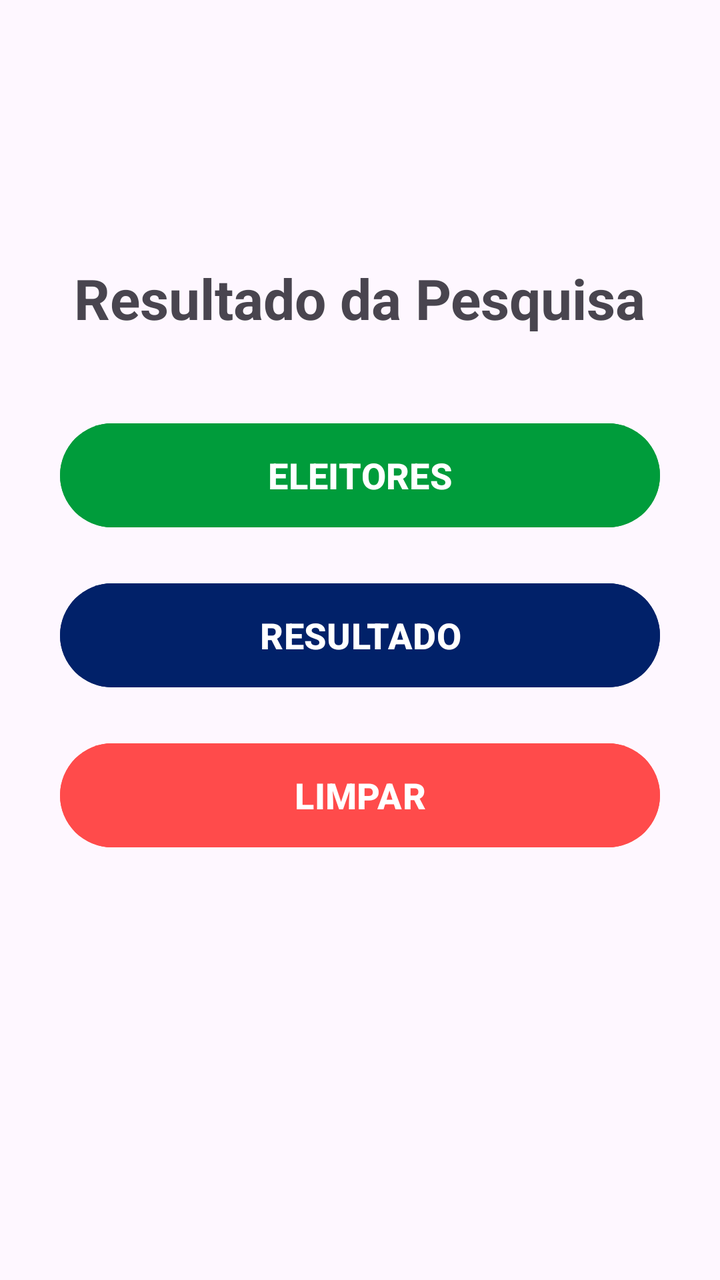
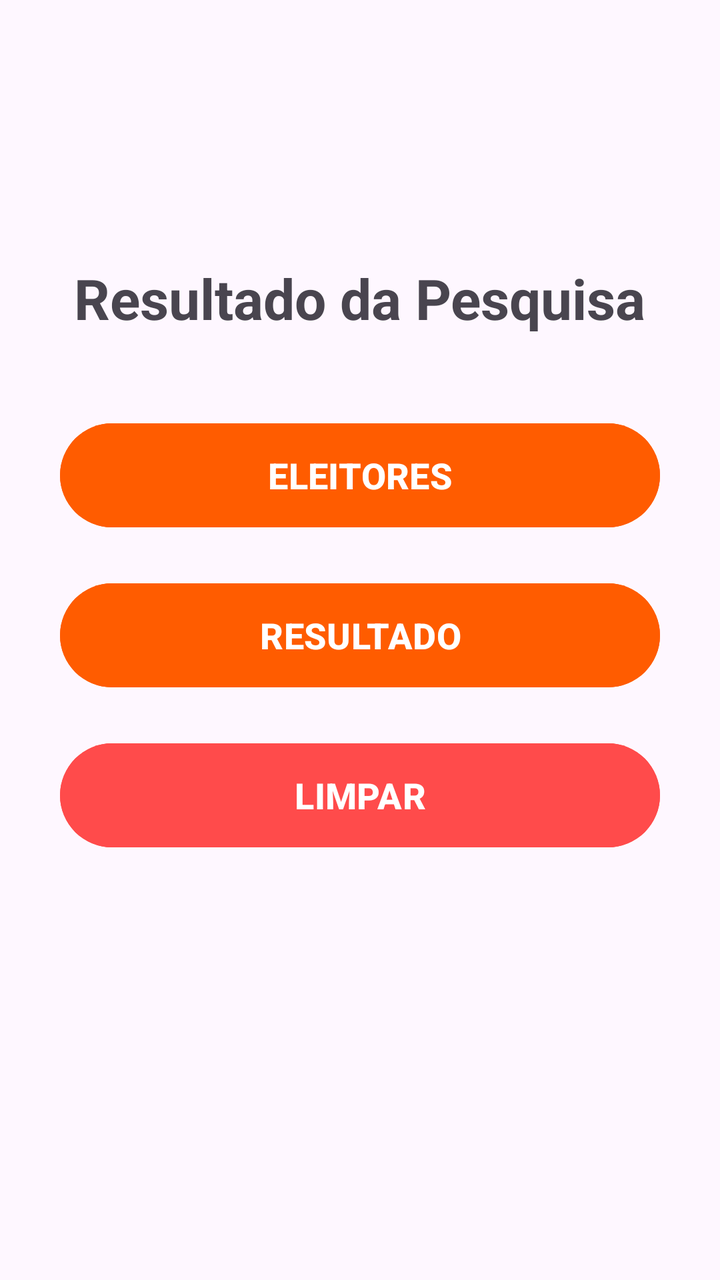

An Android layout rendered at two revisions. The XML below is the earlier revision; the diff shows what the commit changed to produce the second picture.
<!-- AndroidManifest.xml: application theme Theme.Eleitoral -->
<!-- res/layout/activity_menu.xml -->
<?xml version="1.0" encoding="utf-8"?>
<LinearLayout xmlns:android="http://schemas.android.com/apk/res/android"
    xmlns:app="http://schemas.android.com/apk/res-auto"
    android:id="@+id/main"
    android:layout_width="match_parent"
    android:layout_height="match_parent"
    android:orientation="vertical"
    android:gravity="center"
    android:padding="30dp">

    <TextView
        android:id="@+id/tvTitulo"
        android:layout_width="wrap_content"
        android:layout_height="wrap_content"
        android:layout_marginTop="-80dp"
        android:layout_marginBottom="40dp"
        android:text="Resultado da Pesquisa"
        android:textSize="28sp"
        android:textStyle="bold" />

    <Button
        android:id="@+id/btEle"
        android:layout_width="match_parent"
        android:layout_height="60dp"
        android:text="ELEITORES"
        android:textColor="#FFFFFF"
        android:textStyle="bold"
        android:textSize="18sp"
        android:backgroundTint="#009C3B"
        android:layout_marginBottom="20dp" />

    <Button
        android:id="@+id/btRes"
        android:layout_width="match_parent"
        android:layout_height="60dp"
        android:text="RESULTADO"
        android:textColor="#FFFFFF"
        android:textStyle="bold"
        android:textSize="18sp"
        android:backgroundTint="#012169"
        android:layout_marginBottom="20dp" />

    <Button
        android:id="@+id/btClr"
        android:layout_width="match_parent"
        android:layout_height="60dp"
        android:text="LIMPAR"
        android:textColor="#FFFFFF"
        android:textStyle="bold"
        android:textSize="18sp"
        android:backgroundTint="#FF4B4B" />

</LinearLayout>
<!-- resources referenced by this layout -->
<resources>
  <style name="Theme.Eleitoral" parent="Base.Theme.Eleitoral" />
  <style name="Base.Theme.Eleitoral" parent="Theme.Material3.DayNight.NoActionBar">
          
          
      </style>
</resources>

<!-- the commit's change to res/layout/activity_menu.xml (unified diff, before → after) -->
@@ -22,23 +22,23 @@
         android:id="@+id/btEle"
         android:layout_width="match_parent"
         android:layout_height="60dp"
+        android:layout_marginBottom="20dp"
+        android:backgroundTint="#FF5C00"
         android:text="ELEITORES"
         android:textColor="#FFFFFF"
-        android:textStyle="bold"
         android:textSize="18sp"
-        android:backgroundTint="#009C3B"
-        android:layout_marginBottom="20dp" />
+        android:textStyle="bold" />
 
     <Button
         android:id="@+id/btRes"
         android:layout_width="match_parent"
         android:layout_height="60dp"
+        android:layout_marginBottom="20dp"
+        android:backgroundTint="#FF5C00"
         android:text="RESULTADO"
         android:textColor="#FFFFFF"
-        android:textStyle="bold"
         android:textSize="18sp"
-        android:backgroundTint="#012169"
-        android:layout_marginBottom="20dp" />
+        android:textStyle="bold" />
 
     <Button
         android:id="@+id/btClr"
